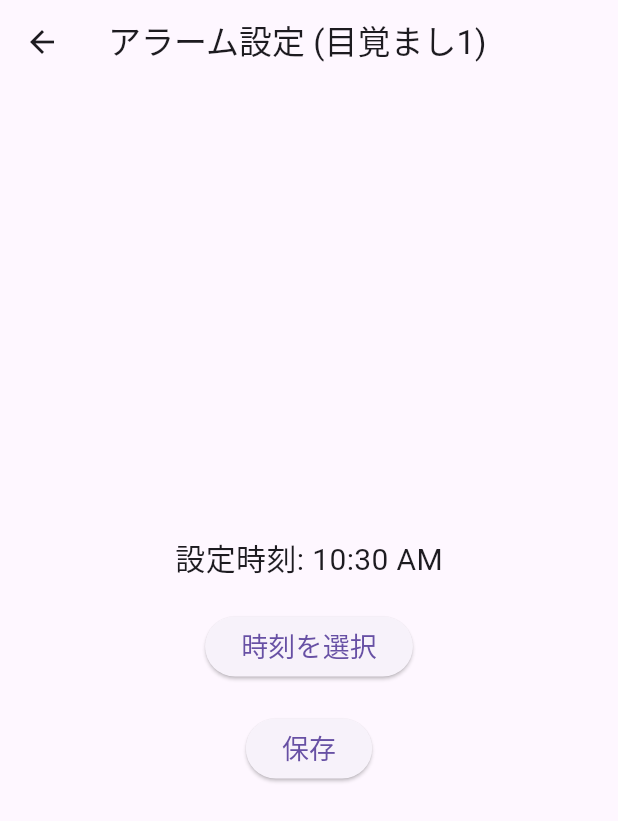
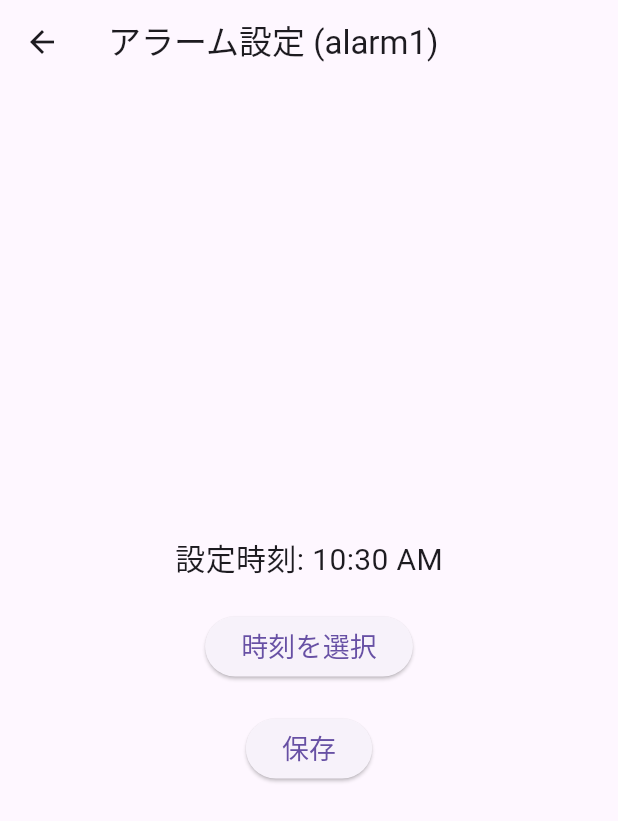
Before and after one commit to yumi-0223/alarm, a Flutter app: the AlarmSettingPage screen opened directly, on a phone screen of 412 x 824 dp. Shown: the top 821 px of the screen. Run offline on Flutter 3.47's test engine with Material 3 defaults, Android fonts, the phone set to English and light mode, and no system bars; our stand-ins replace audioplayers, cloud_firestore, firebase_auth, firebase_core, flutter_local_notifications; accounts and stored records are empty.

```diff
--- a/lib/digitalcontents-alarm/pages/mypage/alarm_Screen.dart
+++ b/lib/digitalcontents-alarm/pages/mypage/alarm_Screen.dart
@@ -1,6 +1,7 @@
 import 'package:flutter/material.dart';
 import 'package:cloud_firestore/cloud_firestore.dart';
 import 'package:firebase_core/firebase_core.dart';
+import 'package:firebase_auth/firebase_auth.dart';
 
 void main() async {
   WidgetsFlutterBinding.ensureInitialized();
@@ -16,7 +17,7 @@ class MyApp extends StatelessWidget {
     return MaterialApp(
       debugShowCheckedModeBanner: false,
       home: const AlarmSettingPage(
-        alarmLabel: '目覚まし1',
+        alarmLabel: 'alarm1', // 動的なラベルを指定
         initialTime: null,
       ),
     );
@@ -24,7 +25,7 @@ class MyApp extends StatelessWidget {
 }
 
 class AlarmSettingPage extends StatefulWidget {
-  final String alarmLabel;
+  final String alarmLabel; // 例: 'alarm1', 'alarm2'
   final TimeOfDay? initialTime;
 
   const AlarmSettingPage({
@@ -46,23 +47,21 @@ class _AlarmSettingPageState extends State<AlarmSettingPage> {
     selectedTime = widget.initialTime ?? TimeOfDay.now();
   }
 
-  // Firebaseに目覚ましデータを保存（常に上書き）
+  // Firebaseに目覚ましデータを保存
   Future<void> saveAlarmToFirebase(String alarmLabel, TimeOfDay time) async {
     try {
-      // ユーザID（ここでは仮に「userID」として扱っています。実際のユーザIDを使ってください）
-      String userId = "userID"; // ここを適切なユーザIDに変更してください
+      final User? user = FirebaseAuth.instance.currentUser; // 現在のログインユーザーを取得
+      if (user == null) {
+        throw Exception('ユーザーがログインしていません');
+      }
 
-      // ユーザのデータをusersコレクションに保存
+      final String userId = user.uid;
+
+      // 動的にデータを生成
       await FirebaseFirestore.instance.collection('users').doc(userId).set({
-        'email': 'user@example.com', // 仮のメールアドレス、実際のものを使用
-        'username': 'User Name', // ユーザー名
-        'alarm1Time': selectedTime?.format(context), // 目覚まし1の時刻
-        'alarm1Set': true, // 目覚まし1の設定有無
-        'alarm2Time': '09:00', // 目覚まし2の時刻（デフォルト）
-        'alarm2Set': false, // 目覚まし2の設定有無（デフォルト）
-        'alarm3Time': '10:00', // 目覚まし3の時刻（デフォルト）
-        'alarm3Set': false, // 目覚まし3の設定有無（デフォルト）
-      }, SetOptions(merge: true)); // 既存のデータに上書きしないようにmergeを使う
+        '${alarmLabel}Time': time.format(context), // 例: 'alarm1Time'
+        '${alarmLabel}Set': true, // 有効化
+      }, SetOptions(merge: true)); // 既存データを保持しつつ更新
 
       ScaffoldMessenger.of(context).showSnackBar(
         const SnackBar(content: Text('目覚まし時刻を保存しました！')),
@@ -74,7 +73,6 @@ class _AlarmSettingPageState extends State<AlarmSettingPage> {
     }
   }
 
-  // 目覚まし時刻の保存ボタンが押された時の処理
   @override
   Widget build(BuildContext context) {
     return Scaffold(
```
